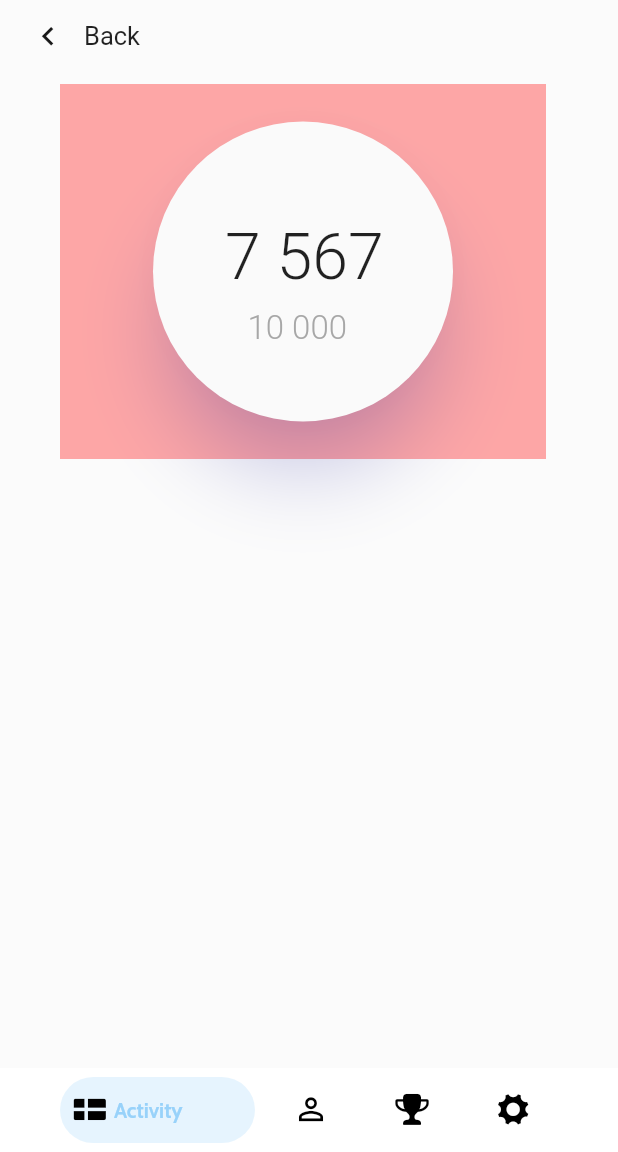
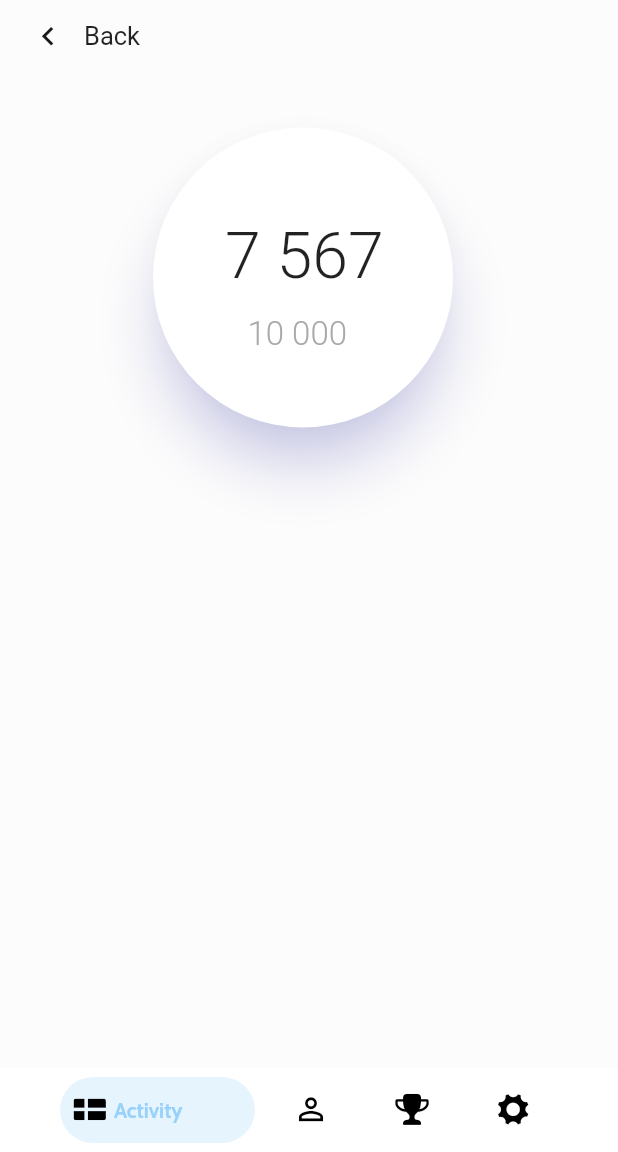
Before and after one commit to okok147/Flutter-UI-Reality, a Flutter app: the screen it shows after launch, swiped to page 2, on a phone screen of 412 x 824 dp, the part 84-1236 px from its top. Run offline on Flutter 3.47's test engine with Material 2 defaults, Android fonts, the phone set to English and light mode, and no system bars; drawn by our look-alikes of bottom_navy_bar; our stand-ins replace dio, fl_chart, font_awesome_flutter; network calls fail; Roboto replaces fonts that are missing (Arimo); project files that could hold a hidden picture were left out.

Commit message:
Update activity.dart

```diff
--- a/mobile_application_activity_04/lib/Pages/activity.dart
+++ b/mobile_application_activity_04/lib/Pages/activity.dart
@@ -186,7 +186,7 @@ class _ActivityState extends State<Activity> {
 
           //another page
           Scaffold(
-            backgroundColor: Colors.grey.withOpacity(0.04),
+            backgroundColor: Colors.grey.withOpacity(0.03),
             body: Padding(
               padding: const EdgeInsets.fromLTRB(8, 0, 16, 16),
               child: ListView(
@@ -217,27 +217,34 @@ class _ActivityState extends State<Activity> {
                     ],
                   ),
                   Padding(
-                    padding: const EdgeInsets.fromLTRB(32, 8, 32, 32),
+                    padding: const EdgeInsets.fromLTRB(32, 12, 32, 32),
                     child: Stack(
                       children: <Widget>[
                         Container(
-                          color: Colors.redAccent.withOpacity(0.5),
+                          color: Colors.redAccent.withOpacity(0.0),
                           height: 250,
                           child: Center(
                             child: Container(
+
+
                               height: 200,
                               child: Material(
-                                elevation: 20,
+                                color: Colors.white,
+                                elevation: 15,
                                 shadowColor:
                                     Color(0xff3535DD).withOpacity(0.35),
-                                child: Container(),
-                                shape: CircleBorder(),
+                                child: Container(
+
+                                ),
+                                shape: CircleBorder(
+
+                                ),
                               ),
                             ),
                           ),
                         ),
                         Positioned(
-                          top: 90,
+                          top: 85,
                           left: 110,
                           child: Text(
                             '7 567',
```
